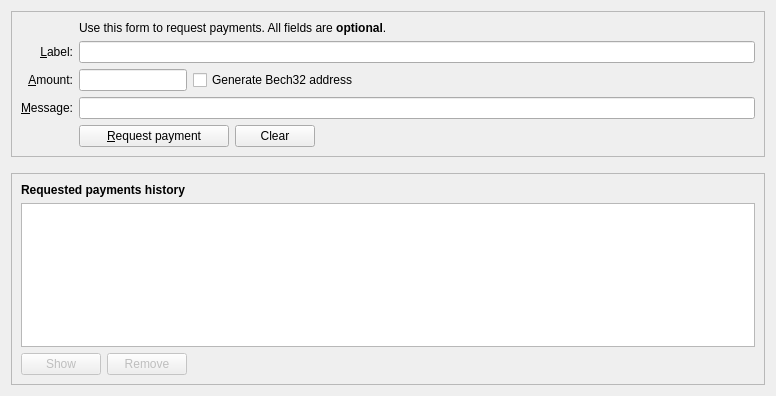
Before: the Qt Designer form src/qt/forms/receivecoinsdialog.ui in FeatherCoin/Feathercoin, drawn with Qt 5.
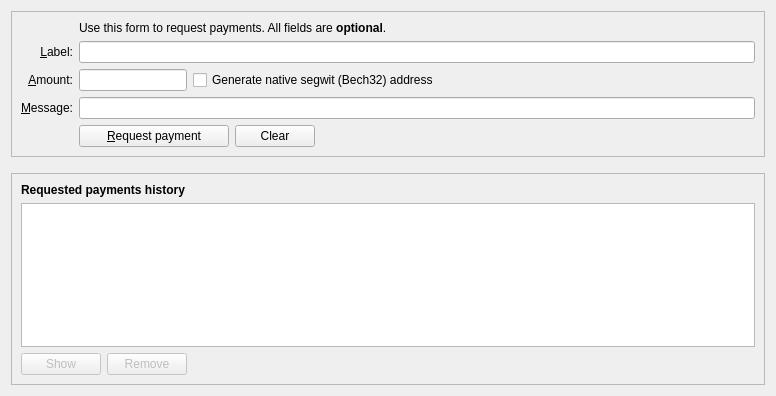
After: the same form once the commit is applied. Icons and pictures are not drawn. Custom widgets are drawn as their Qt base class.

Commit message:
GUI: Rephrase Bech32 checkbox text/tooltip
- "Bech32" isn't very user-friendly
- You don't spend from addresses

```diff
--- a/src/qt/forms/receivecoinsdialog.ui
+++ b/src/qt/forms/receivecoinsdialog.ui
@@ -209,7 +209,7 @@
              <string>Bech32 addresses (BIP-173) are cheaper to spend from and offer better protection against typos. When unchecked a P2SH wrapped SegWit address will be created, compatible with older wallets.</string>
             </property>
             <property name="text">
-             <string>Generate Bech32 address</string>
+             <string>Generate native segwit (Bech32) address</string>
             </property>
            </widget>
           </item>
```
Left out of the diff: 2 changed lines with no effect on the pictures.
